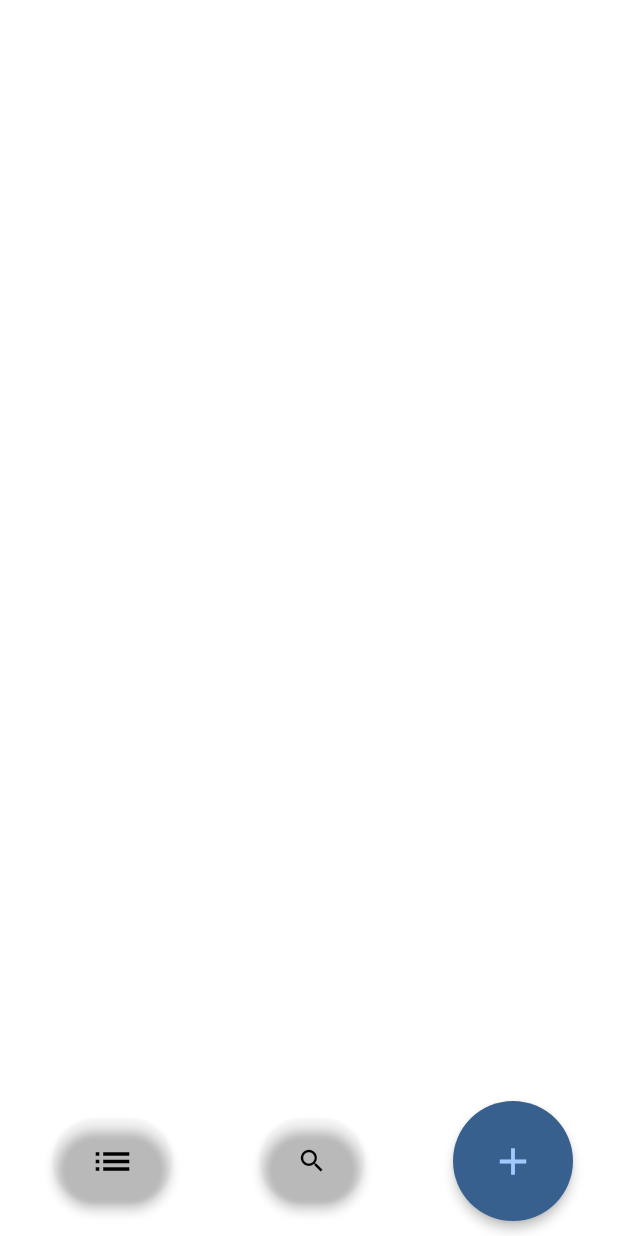
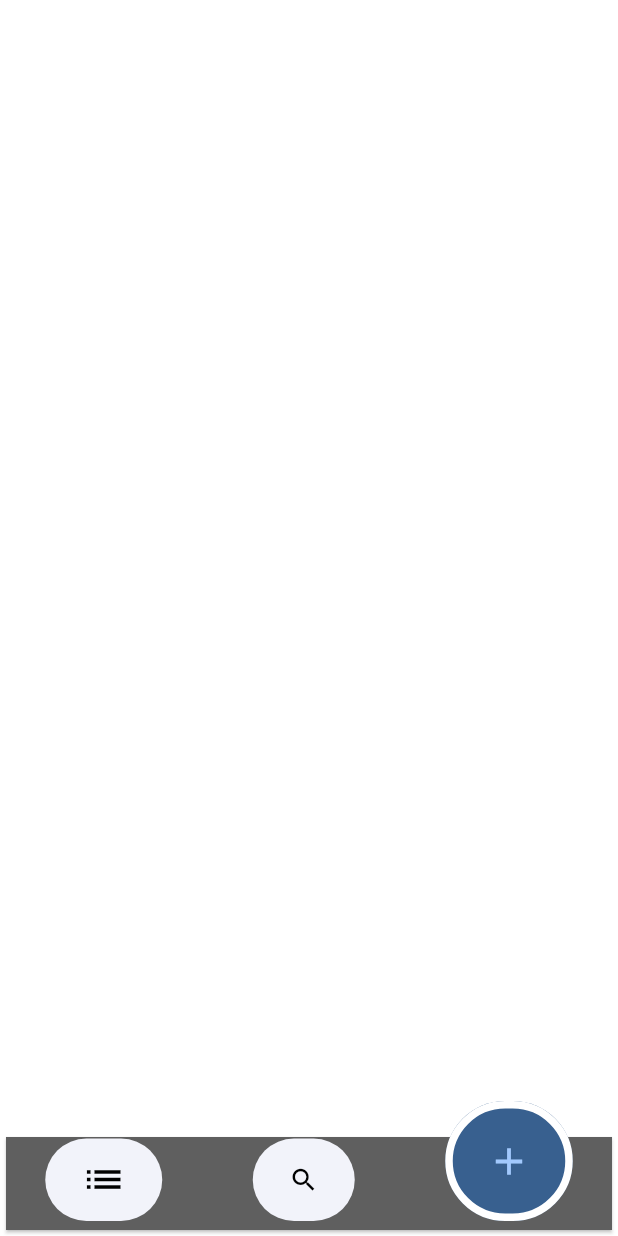
Before and after one commit to joac001/competencia_juampi, a Flutter app: the screen it shows after launch, on a phone screen of 412 x 824 dp. Run offline on Flutter 3.47's test engine with Material 2 defaults, Android fonts, the phone set to English and light mode, and no system bars.

Commit message:
styleing

```diff
--- a/lib/main.dart
+++ b/lib/main.dart
@@ -246,24 +246,40 @@ class NavBar extends StatelessWidget {
     var addButtonStyle = ElevatedButton.styleFrom(
       backgroundColor: theme.colorScheme.primary,
       foregroundColor: theme.colorScheme.inversePrimary,
-      elevation: 3,
-      minimumSize: Size(80, 80),
+      side: BorderSide(width: 5, color: Colors.white),
+      elevation: 0,
+      maximumSize: Size(85, 85),
+      minimumSize: Size(85, 85),
     );
 
-    var buttonStyle = ElevatedButton.styleFrom(
-      backgroundColor: Colors.transparent,
+    var otherButtonStyle = ElevatedButton.styleFrom(
       foregroundColor: Colors.black,
-      elevation: 3,
+      elevation: 0,
       minimumSize: Size(55, 55),
     );
 
-    return Row(
-      mainAxisAlignment: MainAxisAlignment.end,
+    return Stack(
+      alignment: AlignmentDirectional.center,
+      children: [
+        Align(
+          alignment: AlignmentDirectional.bottomEnd,
+          child: SizedBox(
+            width: MediaQuery.of(context).size.width,
+            height: 70,
+            child: Card(
+              shape: RoundedRectangleBorder(),
+              color: Color(0xFF5F5F5F),
+            ),
+          ),
+        ),
+        Row(
+          mainAxisAlignment: MainAxisAlignment.spaceAround,
+          crossAxisAlignment: CrossAxisAlignment.end,
           children: [
             Padding(
-          padding: const EdgeInsets.only(left: 30, right: 30),
+              padding: const EdgeInsets.all(10),
               child: ElevatedButton(
-            style: buttonStyle,
+                style: otherButtonStyle,
                 onPressed: () => {appState.changeActivePage(key: 0)},
                 child: Icon(
                   Icons.list,
@@ -272,9 +288,9 @@ class NavBar extends StatelessWidget {
               ),
             ),
             Padding(
-          padding: const EdgeInsets.only(left: 30, right: 30),
+              padding: const EdgeInsets.all(10),
               child: ElevatedButton(
-            style: buttonStyle,
+                style: otherButtonStyle,
                 onPressed: () => {appState.changeActivePage(key: 1)},
                 child: Icon(
                   Icons.search,
@@ -283,7 +299,7 @@ class NavBar extends StatelessWidget {
               ),
             ),
             Padding(
-          padding: const EdgeInsets.only(left: 30, right: 30),
+              padding: const EdgeInsets.all(10),
               child: ElevatedButton(
                 style: addButtonStyle,
                 onPressed: () {
@@ -299,6 +315,8 @@ class NavBar extends StatelessWidget {
                   size: 30,
                 ),
               ),
+            ),
+          ],
         ),
       ],
     );
```
Lines whose indentation alone changed are shown as unchanged.
